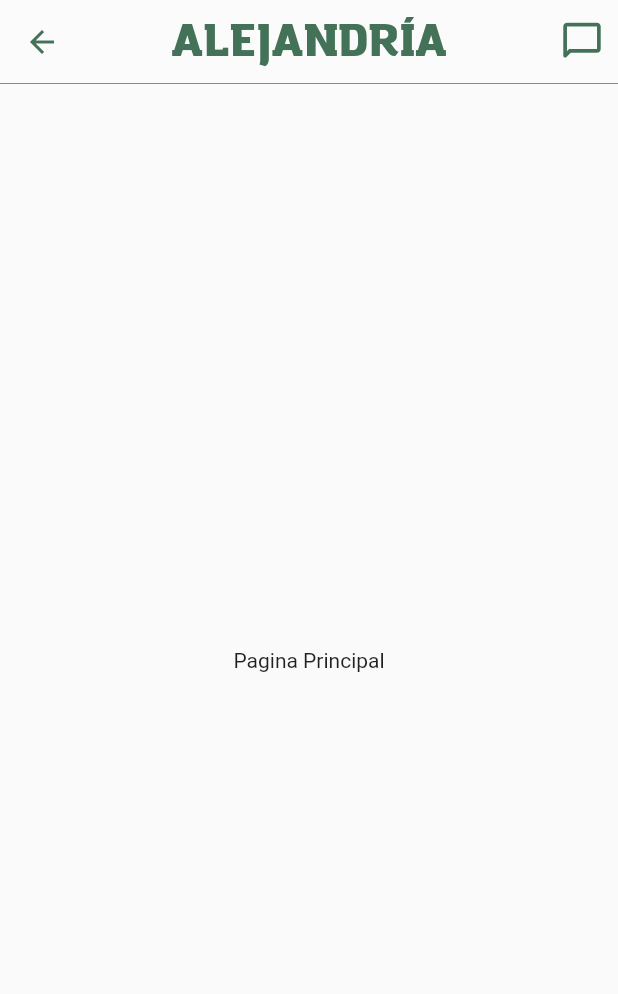
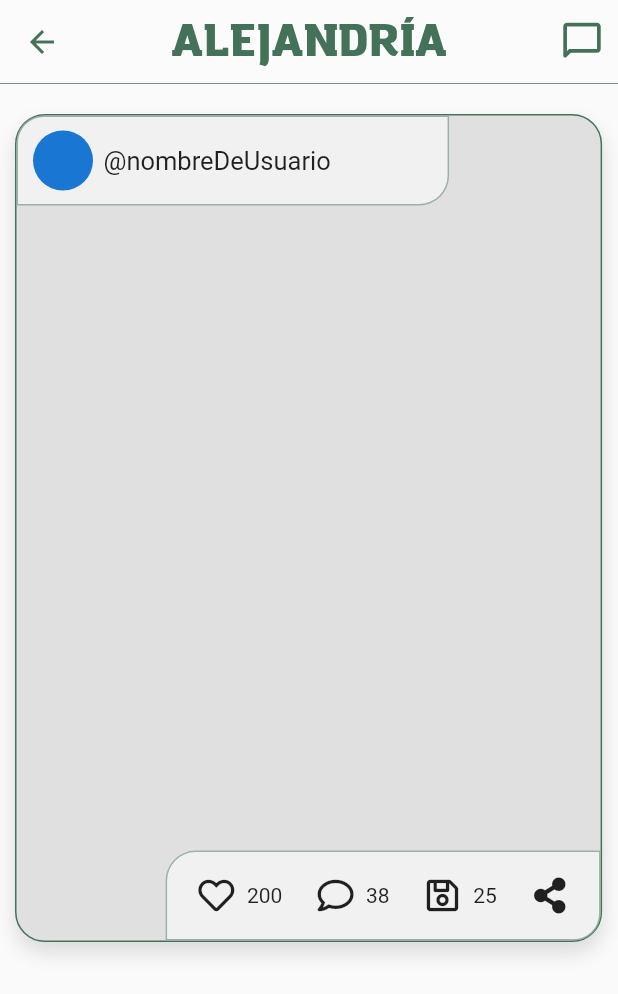
Before and after one commit to UNIZAR-30226-2022-09/front-end-movil, a Flutter app: the HomeScreen screen opened by its route, on a phone screen of 412 x 824 dp. Shown: the top 994 px of the screen. Run offline on Flutter 3.47's test engine with Material 2 defaults, Android fonts, the phone set to English and light mode, and no system bars; our stand-ins replace font_awesome_flutter, shared_preferences; accounts and stored records are empty.

Commit message:
Post - artículo

```diff
--- a/alejandria/lib/screens/home_screen.dart
+++ b/alejandria/lib/screens/home_screen.dart
@@ -25,11 +25,7 @@ class HomeScreen extends StatelessWidget {
         ],
         bottom: BottomLineAppBar(), //Color.fromRGBO(68, 114, 88, 1),
       ),
-      body: Center(
-        child: Container(
-          child: Text('Pagina Principal'),
-        ),
-      ),
+      body: Article(),
     );
   }
 }
--- a/alejandria/lib/screens/user_screen.dart
+++ b/alejandria/lib/screens/user_screen.dart
@@ -290,7 +290,7 @@ class _PostsState extends State<_Posts> with TickerProviderStateMixin {
                 physics: NeverScrollableScrollPhysics(),
                 itemCount: 10,
                 itemBuilder: (BuildContext context, int indx) {
-                  return recommendation();
+                  return Recommendation();
                 }),
           ]),
         ),
--- /dev/null
+++ b/alejandria/lib/widgets/article.dart
@@ -0,0 +1,137 @@
+import 'package:alejandria/themes/app_theme.dart';
+import 'package:flutter/material.dart';
+import 'package:font_awesome_flutter/font_awesome_flutter.dart';
+
+class Article extends StatelessWidget {
+  const Article({
+    Key? key,
+  }) : super(key: key);
+
+  @override
+  Widget build(BuildContext context) {
+    final Size size = MediaQuery.of(context).size;
+    return Padding(
+      padding: EdgeInsets.symmetric(horizontal: 10),
+      child: Container(
+        margin: EdgeInsets.symmetric(vertical: 20),
+        width: size.width * 0.95,
+        height: size.width * 1.34,
+        decoration: _cardBorders(),
+        child: Stack(
+          alignment: Alignment.bottomLeft,
+          children: [
+            _BackgroundImage(),
+            Positioned(bottom: 0, right: 0, child: _Bottom()),
+            Positioned(
+                top: 0, left: 0, child: _Header('@nombreDeUsuario', size)),
+          ],
+        ),
+      ),
+    );
+  }
+
+  BoxDecoration _cardBorders() => BoxDecoration(
+          color: Colors.grey[300],
+          borderRadius: BorderRadius.circular(20),
+          border: Border.all(color: AppTheme.primary, width: 1),
+          boxShadow: [
+            BoxShadow(
+                color: Colors.black12, offset: Offset(0, 7), blurRadius: 10)
+          ]);
+}
+
+class _Header extends StatelessWidget {
+  final String userName;
+  final Size size;
+
+  const _Header(this.userName, this.size);
+
+  @override
+  Widget build(BuildContext context) {
+    return Container(
+      width: size.width * 0.7,
+      height: 60,
+      alignment: Alignment.center,
+      decoration: BoxDecoration(
+          color: Colors.white54,
+          borderRadius: BorderRadius.only(
+              bottomRight: Radius.circular(20), topLeft: Radius.circular(18)),
+          border: Border.all(color: AppTheme.primary.withOpacity(0.5))),
+      child: Padding(
+        padding: const EdgeInsets.symmetric(horizontal: 10),
+        child: Row(children: [
+          CircleAvatar(
+            radius: 20,
+          ),
+          SizedBox(
+            width: 7,
+          ),
+          Text(
+            userName,
+            style: TextStyle(fontSize: 17),
+          )
+        ]),
+      ),
+    );
+  }
+}
+
+class _Bottom extends StatelessWidget {
+  @override
+  Widget build(BuildContext context) {
+    return Container(
+      padding: EdgeInsets.symmetric(horizontal: 20, vertical: 5),
+      height: 60,
+      width: 290,
+      decoration: _buildBoxDecoration(),
+      child: Row(mainAxisAlignment: MainAxisAlignment.spaceAround, children: [
+        Icon(FontAwesomeIcons.heart),
+        SizedBox(
+          width: 5,
+        ),
+        Text('200'),
+        SizedBox(
+          width: 20,
+        ),
+        Icon(FontAwesomeIcons.comment),
+        SizedBox(
+          width: 5,
+        ),
+        Text('38'),
+        SizedBox(
+          width: 20,
+        ),
+        Icon(FontAwesomeIcons.save),
+        SizedBox(
+          width: 5,
+        ),
+        Text('25'),
+        SizedBox(
+          width: 20,
+        ),
+        Icon(FontAwesomeIcons.shareAlt),
+      ]),
+    );
+  }
+
+  BoxDecoration _buildBoxDecoration() => BoxDecoration(
+      color: Colors.white54,
+      border: Border.all(color: AppTheme.primary.withOpacity(0.5)),
+      borderRadius: BorderRadius.only(
+          bottomRight: Radius.circular(18), topLeft: Radius.circular(20)));
+}
+
+class _BackgroundImage extends StatelessWidget {
+  const _BackgroundImage();
+
+  @override
+  Widget build(BuildContext context) {
+    return ClipRRect(
+      borderRadius: BorderRadius.circular(25),
+      child: Container(
+        width: double.infinity,
+        height: 400,
+      ),
+    );
+  }
+}
--- a/alejandria/lib/widgets/recommendation.dart
+++ b/alejandria/lib/widgets/recommendation.dart
@@ -1,7 +1,7 @@
 import 'package:flutter/material.dart';
 
-class recommendation extends StatelessWidget {
-  const recommendation({Key? key}) : super(key: key);
+class Recommendation extends StatelessWidget {
+  const Recommendation({Key? key}) : super(key: key);
 
   @override
   Widget build(BuildContext context) {
--- a/alejandria/lib/widgets/widgets.dart
+++ b/alejandria/lib/widgets/widgets.dart
@@ -5,3 +5,4 @@ export 'package:alejandria/widgets/custom_input_fields.dart';
 export 'package:alejandria/widgets/labels.dart';
 export 'package:alejandria/widgets/tematica.dart';
 export 'package:alejandria/widgets/recommendation.dart';
+export 'package:alejandria/widgets/article.dart';
```
